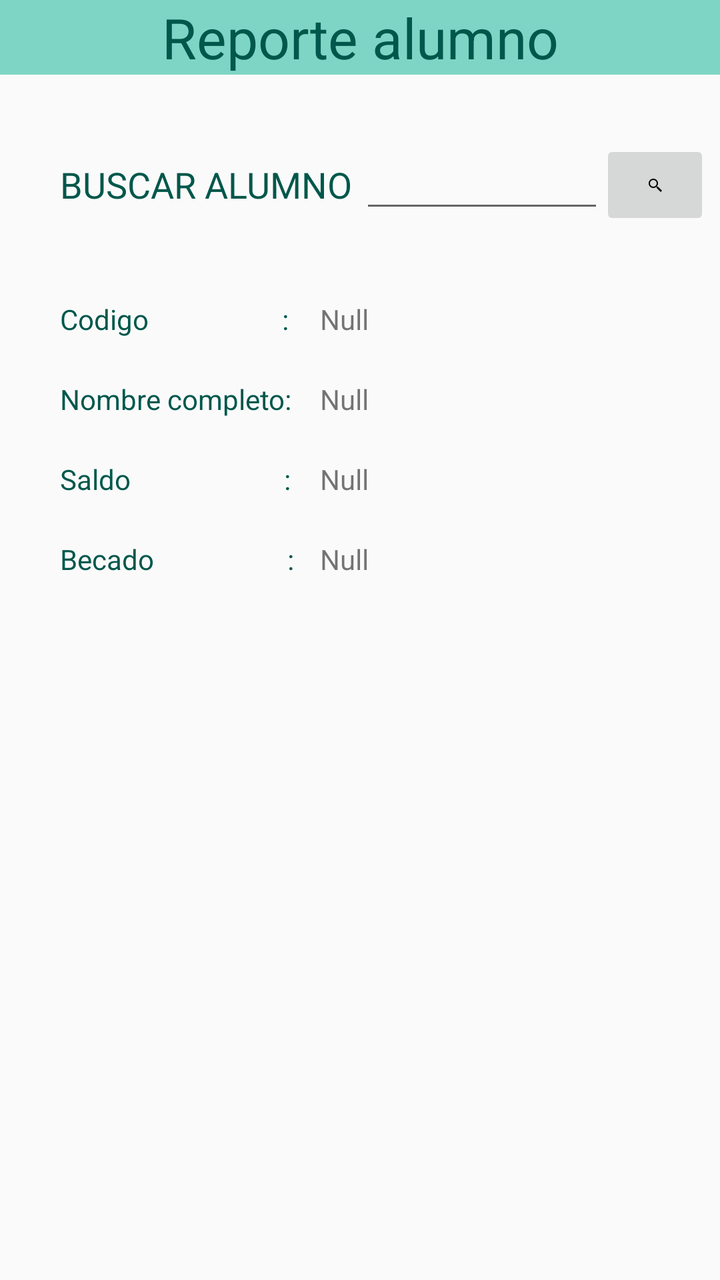
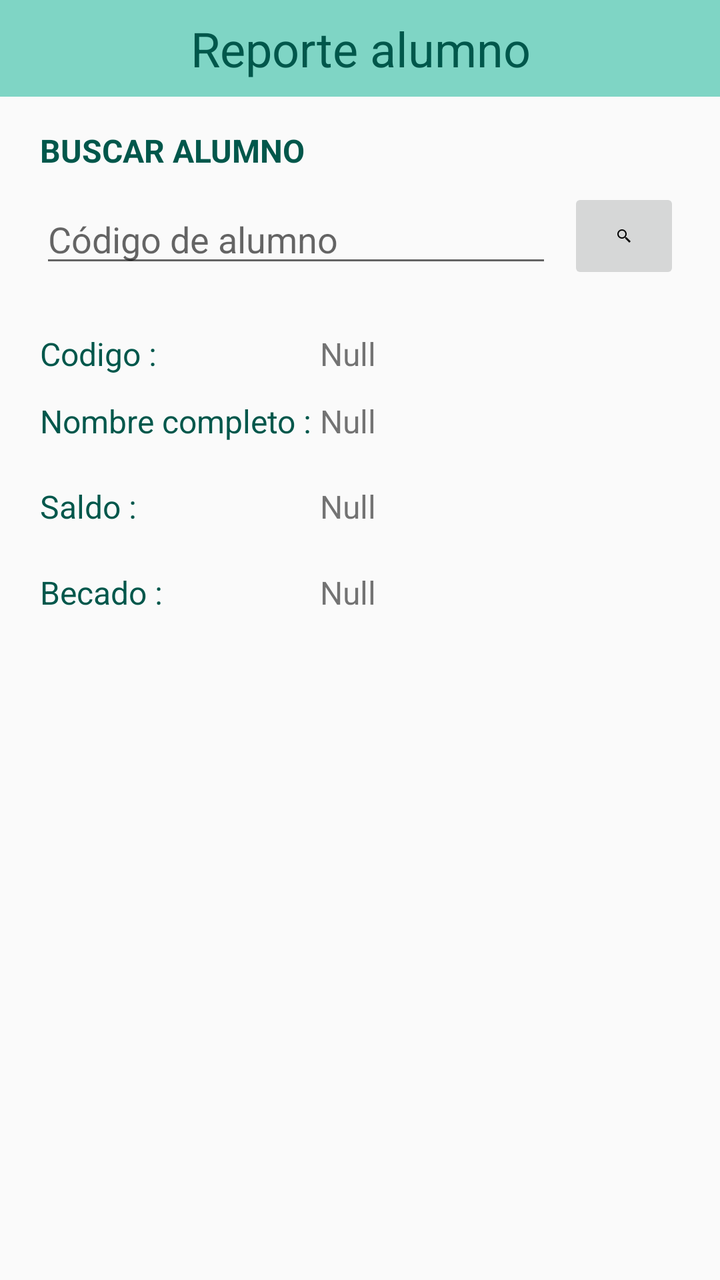

An Android layout rendered at two revisions. The XML below is the earlier revision; the diff shows what the commit changed to produce the second picture.
<!-- AndroidManifest.xml: application theme AppTheme -->
<!-- res/layout/fragment_fragmento_secretaria_reporte_alumno.xml -->
<?xml version="1.0" encoding="utf-8"?>
<FrameLayout xmlns:android="http://schemas.android.com/apk/res/android"
    xmlns:tools="http://schemas.android.com/tools"
    android:layout_width="match_parent"
    android:layout_height="match_parent"
    tools:context=".fragmento_secretaria.fragmento_secretaria_reporte_alumno">




        <TextView
            android:id="@+id/textView20"
            android:layout_width="414dp"
            android:layout_height="wrap_content"
            android:layout_gravity="center_horizontal"
            android:layout_marginTop="0dp"
            android:background="#7FD5C5"
            android:gravity="center_horizontal"
            android:text="Reporte alumno"
            android:textColor="@color/colorPrimaryDark"
            android:textSize="28sp" />



        <TextView
            android:id="@+id/textView13"
            android:layout_width="wrap_content"
            android:layout_height="wrap_content"
            android:layout_marginLeft="30dp"
            android:layout_marginTop="80dp"
            android:text="BUSCAR ALUMNO"
            android:textColor="@color/colorPrimaryDark"
            android:textSize="18sp" />

        <EditText
            android:id="@+id/codigo_alumno"
            android:layout_width="122dp"
            android:layout_height="wrap_content"
            android:layout_marginLeft="180dp"
            android:layout_marginTop="70dp"
            android:ems="10"
            android:inputType="number"
            android:maxLength="10" />


        <ImageButton
            android:id="@+id/btn_buscar"
            android:layout_width="55dp"
            android:layout_height="45dp"
            android:layout_marginLeft="300dp"
            android:layout_marginTop="70dp"
            android:src="@mipmap/icono_buscar"
            />



    <TextView
        android:id="@+id/textView14"
        android:layout_width="wrap_content"
        android:layout_height="wrap_content"
        android:layout_marginLeft="30dp"
        android:layout_marginTop="150dp"
        android:text="Codigo                    :"
        android:textColor="@color/colorPrimaryDark" />
    <TextView
        android:id="@+id/textView15"
        android:layout_width="wrap_content"
        android:layout_height="wrap_content"
        android:layout_marginLeft="30dp"
        android:layout_marginTop="190dp"
        android:text="Nombre completo:"
        android:textColor="@color/colorPrimaryDark" />

    <TextView
        android:id="@+id/textView16"
        android:layout_width="wrap_content"
        android:layout_height="wrap_content"
        android:layout_marginLeft="30dp"
        android:layout_marginTop="230dp"
        android:text="Saldo                       :"
        android:textColor="@color/colorPrimaryDark" />

    <TextView
        android:id="@+id/textView17"
        android:layout_width="wrap_content"
        android:layout_height="wrap_content"
        android:layout_marginLeft="30dp"
        android:layout_marginTop="270dp"
        android:text="Becado                    :"
        android:textColor="@color/colorPrimaryDark" />

    <TextView
        android:id="@+id/text_codigo_alumno"
        android:layout_width="wrap_content"
        android:layout_height="wrap_content"
        android:layout_marginLeft="160dp"
        android:layout_marginTop="150dp"
        android:text="Null" />
    <TextView
        android:id="@+id/text_nombre_alumno"
        android:layout_width="wrap_content"
        android:layout_height="wrap_content"
        android:layout_marginLeft="160dp"
        android:layout_marginTop="190dp"
        android:text="Null" />

    <TextView
        android:id="@+id/text_saldo_alumno"
        android:layout_width="wrap_content"
        android:layout_height="wrap_content"
        android:layout_marginLeft="160dp"
        android:layout_marginTop="230dp"
        android:text="Null" />


    <Button
        android:id="@+id/btn_editar_saldo"
        android:layout_width="wrap_content"
        android:layout_height="38dp"
        android:layout_marginLeft="200dp"
        android:layout_marginTop="222dp"
        android:text="EDITAR"
        android:visibility="invisible" />

    <TextView
        android:id="@+id/text_becado_alumno"
        android:layout_width="wrap_content"
        android:layout_height="wrap_content"
        android:layout_marginLeft="160dp"
        android:layout_marginTop="270dp"
        android:text="Null" />




</FrameLayout>
<!-- resources referenced by this layout -->
<resources>
  <color name="colorPrimaryDark">#00574B</color>
  <!-- mipmap icono_buscar: png bitmap (mipmap-xxhdpi, 358 bytes) -->
  <style name="AppTheme" parent="Theme.AppCompat.Light.DarkActionBar">
          
          <item name="colorPrimary">@color/colorPrimary</item>
          <item name="colorPrimaryDark">@color/colorPrimaryDark</item>
          <item name="colorAccent">@color/colorAccent</item>
      </style>
  <color name="colorPrimary">#8BD8D0</color>
  <color name="colorAccent">#D81B60</color>
</resources>

<!-- the commit's change to res/layout/fragment_fragmento_secretaria_reporte_alumno.xml (unified diff, before → after) -->
@@ -1,136 +1,186 @@
 <?xml version="1.0" encoding="utf-8"?>
-<FrameLayout xmlns:android="http://schemas.android.com/apk/res/android"
+<LinearLayout xmlns:android="http://schemas.android.com/apk/res/android"
+    xmlns:app="http://schemas.android.com/apk/res-auto"
     xmlns:tools="http://schemas.android.com/tools"
     android:layout_width="match_parent"
     android:layout_height="match_parent"
+    android:orientation="vertical"
     tools:context=".fragmento_secretaria.fragmento_secretaria_reporte_alumno">
 
+    <TextView
+        android:id="@+id/textView20"
+        android:layout_width="match_parent"
+        android:layout_height="wrap_content"
+        android:background="#7FD5C5"
+        android:gravity="center_horizontal"
+        android:paddingVertical="8dp"
+        android:text="Reporte alumno"
+        android:textColor="@color/colorPrimaryDark"
+        android:textSize="@dimen/header_text_size" />
 
+    <ScrollView
+        android:layout_width="match_parent"
+        android:layout_height="0dp"
+        android:layout_weight="1"
+        android:fillViewport="true">
 
+        <androidx.constraintlayout.widget.ConstraintLayout
+            android:layout_width="match_parent"
+            android:layout_height="wrap_content"
+            android:paddingStart="@dimen/screen_padding_horizontal"
+            android:paddingTop="@dimen/screen_padding_vertical"
+            android:paddingEnd="@dimen/screen_padding_horizontal"
+            android:paddingBottom="@dimen/screen_padding_vertical">
 
-        <TextView
-            android:id="@+id/textView20"
-            android:layout_width="414dp"
-            android:layout_height="wrap_content"
-            android:layout_gravity="center_horizontal"
-            android:layout_marginTop="0dp"
-            android:background="#7FD5C5"
-            android:gravity="center_horizontal"
-            android:text="Reporte alumno"
-            android:textColor="@color/colorPrimaryDark"
-            android:textSize="28sp" />
+            <LinearLayout
+                android:layout_width="0dp"
+                android:layout_height="wrap_content"
+                android:orientation="vertical"
+                app:layout_constraintEnd_toEndOf="parent"
+                app:layout_constraintStart_toStartOf="parent"
+                app:layout_constraintTop_toTopOf="parent"
+                app:layout_constraintWidth_max="@dimen/content_max_width">
 
+                <TextView
+                    android:id="@+id/textView13"
+                    android:layout_width="match_parent"
+                    android:layout_height="wrap_content"
+                    android:text="BUSCAR ALUMNO"
+                    android:textColor="@color/colorPrimaryDark"
+                    android:textSize="@dimen/body_text_size"
+                    android:textStyle="bold" />
 
+                <LinearLayout
+                    android:layout_width="match_parent"
+                    android:layout_height="wrap_content"
+                    android:layout_marginTop="8dp"
+                    android:gravity="center_vertical"
+                    android:orientation="horizontal">
 
-        <TextView
-            android:id="@+id/textView13"
-            android:layout_width="wrap_content"
-            android:layout_height="wrap_content"
-            android:layout_marginLeft="30dp"
-            android:layout_marginTop="80dp"
-            android:text="BUSCAR ALUMNO"
-            android:textColor="@color/colorPrimaryDark"
-            android:textSize="18sp" />
+                    <EditText
+                        android:id="@+id/codigo_alumno"
+                        android:layout_width="0dp"
+                        android:layout_height="wrap_content"
+                        android:layout_weight="1"
+                        android:ems="10"
+                        android:hint="Código de alumno"
+                        android:inputType="number"
+                        android:maxLength="10" />
 
-        <EditText
-            android:id="@+id/codigo_alumno"
-            android:layout_width="122dp"
-            android:layout_height="wrap_content"
-            android:layout_marginLeft="180dp"
-            android:layout_marginTop="70dp"
-            android:ems="10"
-            android:inputType="number"
-            android:maxLength="10" />
+                    <ImageButton
+                        android:id="@+id/btn_buscar"
+                        android:layout_width="56dp"
+                        android:layout_height="48dp"
+                        android:layout_marginStart="8dp"
+                        android:contentDescription="Buscar alumno"
+                        android:src="@mipmap/icono_buscar" />
+                </LinearLayout>
 
+                <LinearLayout
+                    android:layout_width="match_parent"
+                    android:layout_height="wrap_content"
+                    android:layout_marginTop="24dp"
+                    android:orientation="horizontal">
 
-        <ImageButton
-            android:id="@+id/btn_buscar"
-            android:layout_width="55dp"
-            android:layout_height="45dp"
-            android:layout_marginLeft="300dp"
-            android:layout_marginTop="70dp"
-            android:src="@mipmap/icono_buscar"
-            />
+                    <TextView
+                        android:id="@+id/textView14"
+                        android:layout_width="140dp"
+                        android:layout_height="wrap_content"
+                        android:text="Codigo :"
+                        android:textColor="@color/colorPrimaryDark"
+                        android:textSize="@dimen/body_text_size" />
 
+                    <TextView
+                        android:id="@+id/text_codigo_alumno"
+                        android:layout_width="0dp"
+                        android:layout_height="wrap_content"
+                        android:layout_weight="1"
+                        android:text="Null"
+                        android:textSize="@dimen/body_text_size" />
+                </LinearLayout>
 
+                <LinearLayout
+                    android:layout_width="match_parent"
+                    android:layout_height="wrap_content"
+                    android:layout_marginTop="12dp"
+                    android:orientation="horizontal">
 
-    <TextView
-        android:id="@+id/textView14"
-        android:layout_width="wrap_content"
-        android:layout_height="wrap_content"
-        android:layout_marginLeft="30dp"
-        android:layout_marginTop="150dp"
-        android:text="Codigo                    :"
-        android:textColor="@color/colorPrimaryDark" />
-    <TextView
-        android:id="@+id/textView15"
-        android:layout_width="wrap_content"
-        android:layout_height="wrap_content"
-        android:layout_marginLeft="30dp"
-        android:layout_marginTop="190dp"
-        android:text="Nombre completo:"
-        android:textColor="@color/colorPrimaryDark" />
+                    <TextView
+                        android:id="@+id/textView15"
+                        android:layout_width="140dp"
+                        android:layout_height="wrap_content"
+                        android:text="Nombre completo :"
+                        android:textColor="@color/colorPrimaryDark"
+                        android:textSize="@dimen/body_text_size" />
 
-    <TextView
-        android:id="@+id/textView16"
-        android:layout_width="wrap_content"
-        android:layout_height="wrap_content"
-        android:layout_marginLeft="30dp"
-        android:layout_marginTop="230dp"
-        android:text="Saldo                       :"
-        android:textColor="@color/colorPrimaryDark" />
+                    <TextView
+                        android:id="@+id/text_nombre_alumno"
+                        android:layout_width="0dp"
+                        android:layout_height="wrap_content"
+                        android:layout_weight="1"
+                        android:text="Null"
+                        android:textSize="@dimen/body_text_size" />
+                </LinearLayout>
 
-    <TextView
-        android:id="@+id/textView17"
-        android:layout_width="wrap_content"
-        android:layout_height="wrap_content"
-        android:layout_marginLeft="30dp"
-        android:layout_marginTop="270dp"
-        android:text="Becado                    :"
-        android:textColor="@color/colorPrimaryDark" />
+                <LinearLayout
+                    android:layout_width="match_parent"
+                    android:layout_height="wrap_content"
+                    android:layout_marginTop="12dp"
+                    android:gravity="center_vertical"
+                    android:orientation="horizontal">
 
-    <TextView
-        android:id="@+id/text_codigo_alumno"
-        android:layout_width="wrap_content"
-        android:layout_height="wrap_content"
-        android:layout_marginLeft="160dp"
-        android:layout_marginTop="150dp"
-        android:text="Null" />
-    <TextView
-        android:id="@+id/text_nombre_alumno"
-        android:layout_width="wrap_content"
-        android:layout_height="wrap_content"
-        android:layout_marginLeft="160dp"
-        android:layout_marginTop="190dp"
-        android:text="Null" />
+                    <TextView
+                        android:id="@+id/textView16"
+                        android:layout_width="140dp"
+                        android:layout_height="wrap_content"
+                        android:text="Saldo :"
+                        android:textColor="@color/colorPrimaryDark"
+                        android:textSize="@dimen/body_text_size" />
 
-    <TextView
-        android:id="@+id/text_saldo_alumno"
-        android:layout_width="wrap_content"
-        android:layout_height="wrap_content"
-        android:layout_marginLeft="160dp"
-        android:layout_marginTop="230dp"
-        android:text="Null" />
+                    <TextView
+                        android:id="@+id/text_saldo_alumno"
+                        android:layout_width="0dp"
+                        android:layout_height="wrap_content"
+                        android:layout_weight="1"
+                        android:text="Null"
+                        android:textSize="@dimen/body_text_size" />
 
+                    <Button
+                        android:id="@+id/btn_editar_saldo"
+                        android:layout_width="wrap_content"
+                        android:layout_height="40dp"
+                        android:layout_marginStart="8dp"
+                        android:text="EDITAR"
+                        android:visibility="invisible" />
+                </LinearLayout>
 
-    <Button
-        android:id="@+id/btn_editar_saldo"
-        android:layout_width="wrap_content"
-        android:layout_height="38dp"
-        android:layout_marginLeft="200dp"
-        android:layout_marginTop="222dp"
-        android:text="EDITAR"
-        android:visibility="invisible" />
+                <LinearLayout
+                    android:layout_width="match_parent"
+                    android:layout_height="wrap_content"
+                    android:layout_marginTop="12dp"
+                    android:orientation="horizontal">
 
-    <TextView
-        android:id="@+id/text_becado_alumno"
-        android:layout_width="wrap_content"
-        android:layout_height="wrap_content"
-        android:layout_marginLeft="160dp"
-        android:layout_marginTop="270dp"
-        android:text="Null" />
+                    <TextView
+                        android:id="@+id/textView17"
+                        android:layout_width="140dp"
+                        android:layout_height="wrap_content"
+                        android:text="Becado :"
+                        android:textColor="@color/colorPrimaryDark"
+                        android:textSize="@dimen/body_text_size" />
 
+                    <TextView
+                        android:id="@+id/text_becado_alumno"
+                        android:layout_width="0dp"
+                        android:layout_height="wrap_content"
+                        android:layout_weight="1"
+                        android:text="Null"
+                        android:textSize="@dimen/body_text_size" />
+                </LinearLayout>
 
+            </LinearLayout>
 
+        </androidx.constraintlayout.widget.ConstraintLayout>
 
-</FrameLayout>
+    </ScrollView>
+
+</LinearLayout>
<!-- resource entries referenced after the edit -->
@@ -1,6 +1,11 @@
 <!-- resources referenced by this layout -->
 <resources>
   <color name="colorPrimaryDark">#00574B</color>
+  <dimen name="body_text_size">16sp</dimen>
+  <dimen name="content_max_width">480dp</dimen>
+  <dimen name="header_text_size">24sp</dimen>
+  <dimen name="screen_padding_horizontal">20dp</dimen>
+  <dimen name="screen_padding_vertical">16dp</dimen>
   <!-- mipmap icono_buscar: png bitmap (mipmap-xxhdpi, 358 bytes) -->
   <style name="AppTheme" parent="Theme.AppCompat.Light.DarkActionBar">
           
